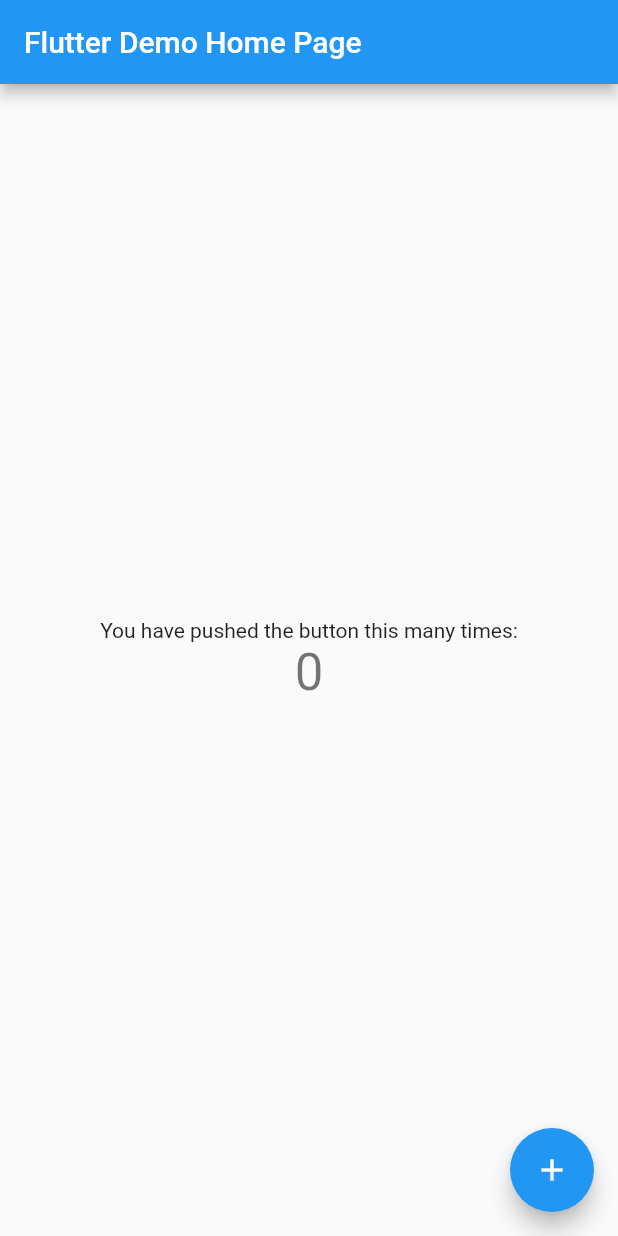
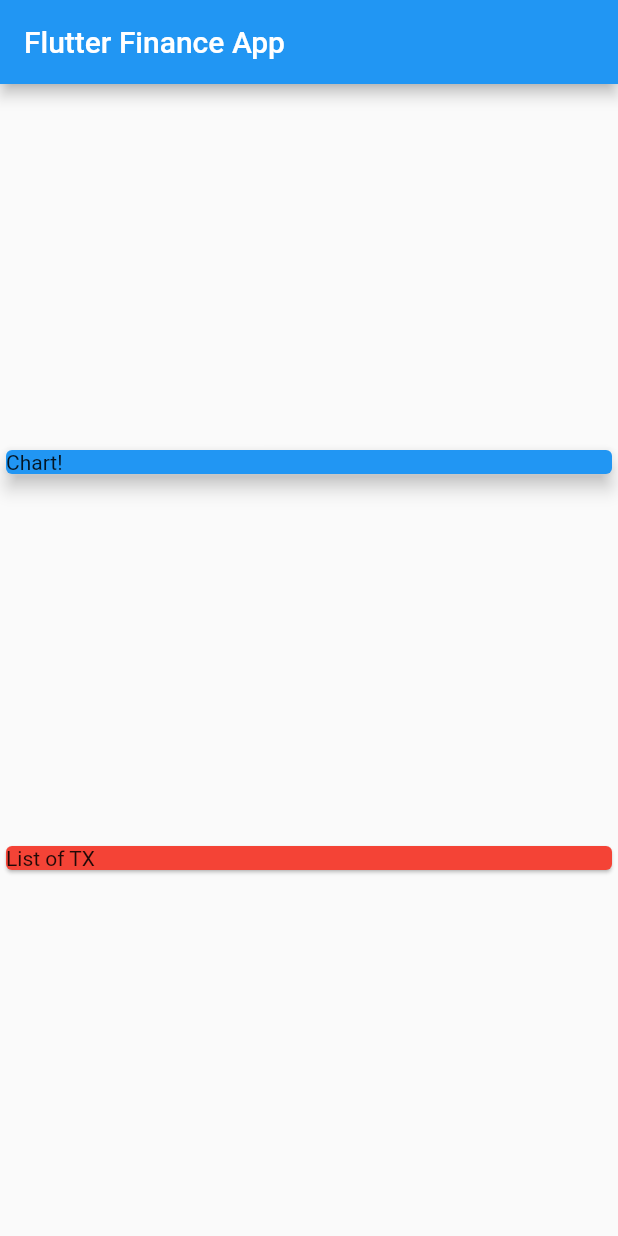
Before and after one commit to benjaminykim/flutter-finance-app, a Flutter app: the screen it shows after launch, on a phone screen of 412 x 824 dp. Run offline on Flutter 3.47's test engine with Material 2 defaults, Android fonts, the phone set to English and light mode, and no system bars.

Commit message:
add columns with text

```diff
--- a/lib/main.dart
+++ b/lib/main.dart
@@ -3,109 +3,39 @@ import 'package:flutter/material.dart';
 void main() => runApp(MyApp());
 
 class MyApp extends StatelessWidget {
-  // This widget is the root of your application.
   @override
   Widget build(BuildContext context) {
     return MaterialApp(
-      title: 'Flutter Demo',
-      theme: ThemeData(
-        // This is the theme of your application.
-        //
-        // Try running your application with "flutter run". You'll see the
-        // application has a blue toolbar. Then, without quitting the app, try
-        // changing the primarySwatch below to Colors.green and then invoke
-        // "hot reload" (press "r" in the console where you ran "flutter run",
-        // or simply save your changes to "hot reload" in a Flutter IDE).
-        // Notice that the counter didn't reset back to zero; the application
-        // is not restarted.
-        primarySwatch: Colors.blue,
-      ),
-      home: MyHomePage(title: 'Flutter Demo Home Page'),
+      title: 'Flutter Finance App',
+      home: HomePage(),
     );
   }
 }
 
-class MyHomePage extends StatefulWidget {
-  MyHomePage({Key key, this.title}) : super(key: key);
-
-  // This widget is the home page of your application. It is stateful, meaning
-  // that it has a State object (defined below) that contains fields that affect
-  // how it looks.
-
-  // This class is the configuration for the state. It holds the values (in this
-  // case the title) provided by the parent (in this case the App widget) and
-  // used by the build method of the State. Fields in a Widget subclass are
-  // always marked "final".
-
-  final String title;
-
-  @override
-  _MyHomePageState createState() => _MyHomePageState();
-}
-
-class _MyHomePageState extends State<MyHomePage> {
-  int _counter = 0;
-
-  void _incrementCounter() {
-    setState(() {
-      // This call to setState tells the Flutter framework that something has
-      // changed in this State, which causes it to rerun the build method below
-      // so that the display can reflect the updated values. If we changed
-      // _counter without calling setState(), then the build method would not be
-      // called again, and so nothing would appear to happen.
-      _counter++;
-    });
-  }
-
+class HomePage extends StatelessWidget {
   @override
   Widget build(BuildContext context) {
-    // This method is rerun every time setState is called, for instance as done
-    // by the _incrementCounter method above.
-    //
-    // The Flutter framework has been optimized to make rerunning build methods
-    // fast, so that you can just rebuild anything that needs updating rather
-    // than having to individually change instances of widgets.
     return Scaffold(
-      appBar: AppBar(
-        // Here we take the value from the MyHomePage object that was created by
-        // the App.build method, and use it to set our appbar title.
-        title: Text(widget.title),
-      ),
-      body: Center(
-        // Center is a layout widget. It takes a single child and positions it
-        // in the middle of the parent.
-        child: Column(
-          // Column is also a layout widget. It takes a list of children and
-          // arranges them vertically. By default, it sizes itself to fit its
-          // children horizontally, and tries to be as tall as its parent.
-          //
-          // Invoke "debug painting" (press "p" in the console, choose the
-          // "Toggle Debug Paint" action from the Flutter Inspector in Android
-          // Studio, or the "Toggle Debug Paint" command in Visual Studio Code)
-          // to see the wireframe for each widget.
-          //
-          // Column has various properties to control how it sizes itself and
-          // how it positions its children. Here we use mainAxisAlignment to
-          // center the children vertically; the main axis here is the vertical
-          // axis because Columns are vertical (the cross axis would be
-          // horizontal).
-          mainAxisAlignment: MainAxisAlignment.center,
+        appBar: AppBar(
+          title: Text('Flutter Finance App'),
+        ),
+        body: Column(
+          mainAxisAlignment: MainAxisAlignment.spaceEvenly,
+          crossAxisAlignment: CrossAxisAlignment.stretch,
           children: <Widget>[
-            Text(
-              'You have pushed the button this many times:',
+            Container(
+              width: double.infinity,
+              child: Card(
+                color: Colors.blue,
+                child: Text('Chart!'),
+                elevation: 5,
+              ),
             ),
-            Text(
-              '$_counter',
-              style: Theme.of(context).textTheme.display1,
-            ),
+            Card(
+              color: Colors.red,
+              child: Text('List of TX'),
+            )
           ],
-        ),
-      ),
-      floatingActionButton: FloatingActionButton(
-        onPressed: _incrementCounter,
-        tooltip: 'Increment',
-        child: Icon(Icons.add),
-      ), // This trailing comma makes auto-formatting nicer for build methods.
-    );
+        ));
   }
 }
```
